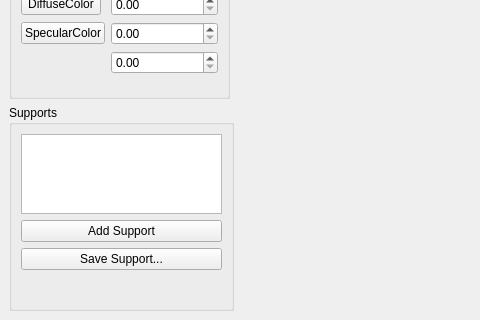
The window that Phonger.ui (sergeykhrykov/mb_CAM) describes before a commit, drawn with Qt 5; both pictures show x 0 to 480 and y 180 to 500 of the 668 by 500 pixel window.
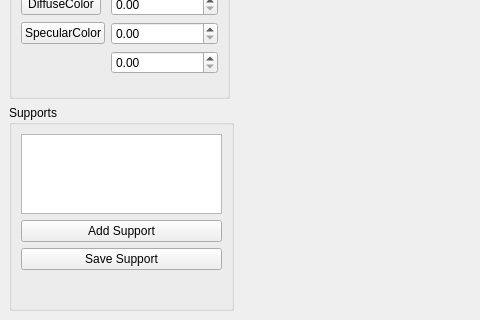
The same window after the commit. Custom widgets are drawn as their Qt base class.

Commit message: User can now add frame and save both frame and supports to STL files

What changed in the file:
```diff
--- a/Phonger.ui
+++ b/Phonger.ui
@@ -208,7 +208,7 @@
            <item>
             <widget class="QPushButton" name="SaveSupportButton">
              <property name="text">
-              <string>Save Support...</string>
+              <string>Save Support</string>
              </property>
             </widget>
            </item>
```
Left out of the diff: 2 changed lines with no effect on the pictures. The commit also changes 3 other files.
